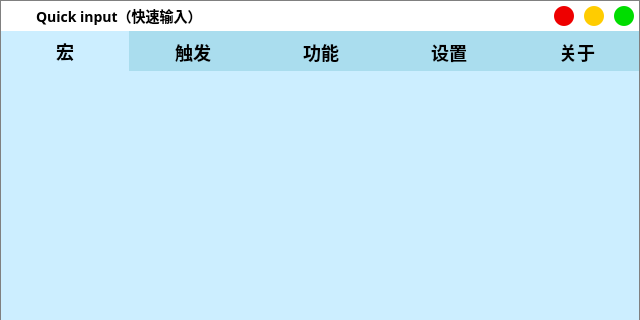
This is .ui/MainUi.ui in ChiyukiGana/Quickinput as Qt 5 draws it before an edit; both pictures show x 0 to 640 and y 0 to 320 of the 640 by 510 pixel window. The edited form follows.
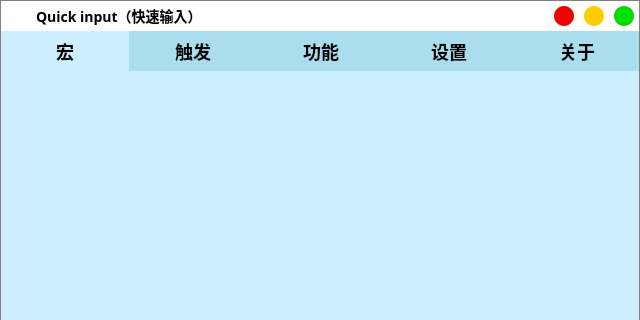
This is the edited form. Icons and pictures are not drawn.

What changed in the file:
```diff
--- a/.ui/MainUi.ui
+++ b/.ui/MainUi.ui
@@ -305,7 +305,7 @@
           <enum>Qt::ClickFocus</enum>
          </property>
          <property name="styleSheet">
-          <string notr="true">QTabBar::tab,QTabBar::tab::first,QTabBar::tab::last{border:none;width:128px;height:40px;font-size:18px}#tabMacro,#tabTrigger,#tabFunc,#tabSettings,#tabAbout{background:transparent}</string>
+          <string notr="true">QTabBar::tab,QTabBar::tab::first,QTabBar::tab::last{width:128px;height:40px;padding:0px;font-size:18px}#tabMacro,#tabTrigger,#tabFunc,#tabSettings,#tabAbout{background:transparent}</string>
          </property>
          <property name="tabPosition">
           <enum>QTabWidget::North</enum>
```
